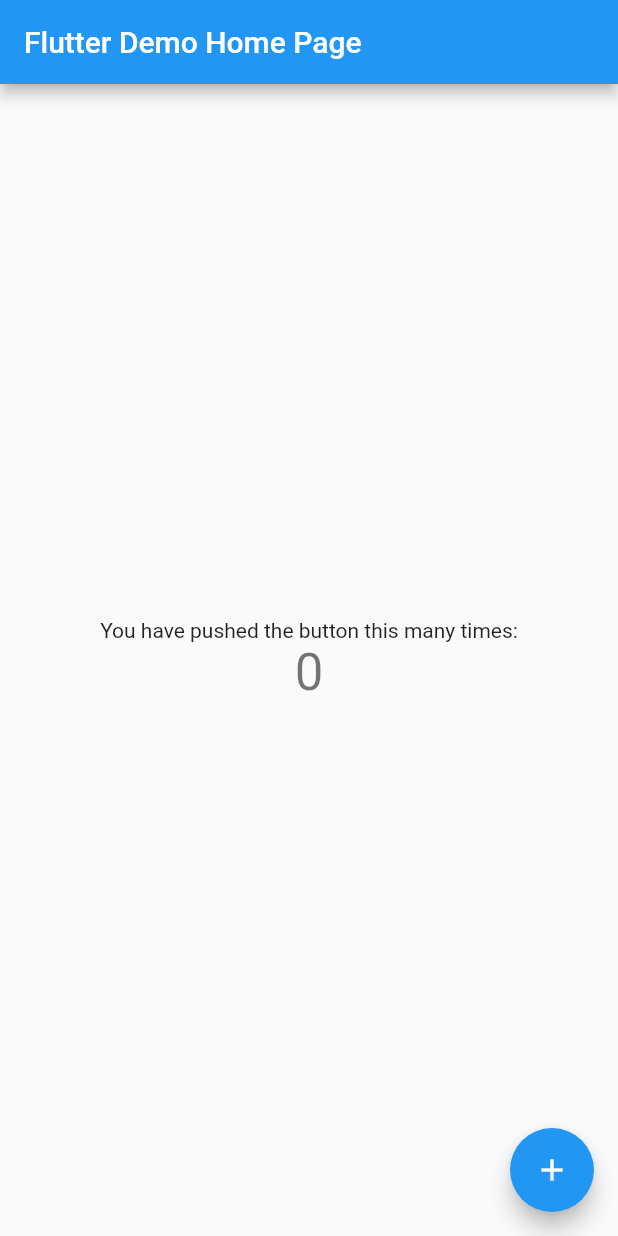
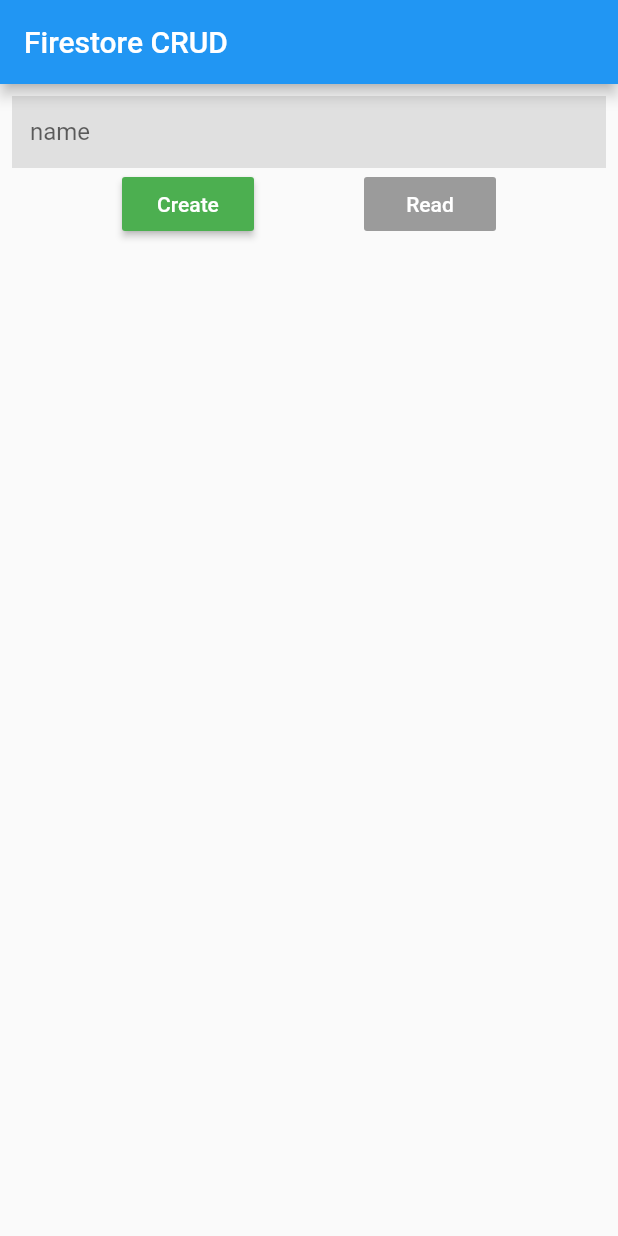
Before and after one commit to earth1168/FlutterFirebaseCRUD, a Flutter app: the screen it shows after launch, on a phone screen of 412 x 824 dp. Run offline on Flutter 3.47's test engine with Material 2 defaults, Android fonts, the phone set to English and light mode, and no system bars; our stand-ins replace cloud_firestore; accounts and stored records are empty.

Commit message:
update code

```diff
--- /dev/null
+++ b/flutterfirestorecrud/lib/home.dart
@@ -0,0 +1,158 @@
+import 'dart:math';
+
+import 'package:flutter/material.dart';
+import 'package:cloud_firestore/cloud_firestore.dart';
+
+class FirestoreCRUDPage extends StatefulWidget {
+  @override
+  FirestoreCRUDPageState createState() {
+    return FirestoreCRUDPageState();
+  }
+}
+
+class FirestoreCRUDPageState extends State<FirestoreCRUDPage> {
+  String id;
+  final db = Firestore.instance;
+  final _formKey = GlobalKey<FormState>();
+  String name;
+
+  Card buildItem(DocumentSnapshot doc) {
+    return Card(
+      child: Padding(
+        padding: const EdgeInsets.all(8.0),
+        child: Column(
+          crossAxisAlignment: CrossAxisAlignment.start,
+          children: <Widget>[
+            Text(
+              'name: ${doc.data['name']}',
+              style: TextStyle(fontSize: 24),
+            ),
+            Text(
+              'todo: ${doc.data['todo']}',
+              style: TextStyle(fontSize: 20),
+            ),
+            SizedBox(height: 12),
+            Row(
+              mainAxisAlignment: MainAxisAlignment.end,
+              children: <Widget>[
+                FlatButton(
+                  onPressed: () => updateData(doc),
+                  child: Text('Update todo', style: TextStyle(color: Colors.white)),
+                  color: Colors.green,
+                ),
+                SizedBox(width: 8),
+                FlatButton(
+                  onPressed: () => deleteData(doc),
+                  child: Text('Delete'),
+                ),
+              ],
+            )
+          ],
+        ),
+      ),
+    );
+  }
+
+  TextFormField buildTextFormField() {
+    return TextFormField(
+      decoration: InputDecoration(
+        border: InputBorder.none,
+        hintText: 'name',
+        fillColor: Colors.grey[300],
+        filled: true,
+      ),
+      validator: (value) {
+        if (value.isEmpty) {
+          return 'Please enter some text';
+        }
+      },
+      onSaved: (value) => name = value,
+    );
+  }
+
+  @override
+  Widget build(BuildContext context) {
+    return Scaffold(
+      appBar: AppBar(
+        title: Text('Firestore CRUD'),
+      ),
+      body: ListView(
+        padding: EdgeInsets.all(8),
+        children: <Widget>[
+          Form(
+            key: _formKey,
+            child: buildTextFormField(),
+          ),
+          Row(
+            mainAxisAlignment: MainAxisAlignment.spaceEvenly,
+            children: <Widget>[
+              RaisedButton(
+                onPressed: createData,
+                child: Text('Create', style: TextStyle(color: Colors.white)),
+                color: Colors.green,
+              ),
+              RaisedButton(
+                onPressed: id != null ? readData : null,
+                child: Text('Read', style: TextStyle(color: Colors.white)),
+                color: Colors.blue,
+              ),
+            ],
+          ),
+          StreamBuilder<QuerySnapshot>(
+            stream: db.collection('CRUD').snapshots(),
+            builder: (context, snapshot) {
+              if (snapshot.hasData) {
+                return Column(children: snapshot.data.documents.map((doc) => buildItem(doc)).toList());
+              } else {
+                return SizedBox();
+              }
+            },
+          )
+        ],
+      ),
+    );
+  }
+
+  void createData() async {
+    if (_formKey.currentState.validate()) {
+      _formKey.currentState.save();
+      DocumentReference ref = await db.collection('CRUD').add({'name': '$name 😎', 'todo': randomTodo()});
+      setState(() => id = ref.documentID);
+      print(ref.documentID);
+    }
+  }
+
+  void readData() async {
+    DocumentSnapshot snapshot = await db.collection('CRUD').document(id).get();
+    print(snapshot.data['name']);
+  }
+
+  void updateData(DocumentSnapshot doc) async {
+    await db.collection('CRUD').document(doc.documentID).updateData({'todo': 'please 🤫'});
+  }
+
+  void deleteData(DocumentSnapshot doc) async {
+    await db.collection('CRUD').document(doc.documentID).delete();
+    setState(() => id = null);
+  }
+
+  String randomTodo() {
+    final randomNumber = Random().nextInt(4);
+    String todo;
+    switch (randomNumber) {
+      case 1:
+        todo = 'Like and subscribe 💩';
+        break;
+      case 2:
+        todo = 'Twitter @robertbrunhage 🤣';
+        break;
+      case 3:
+        todo = 'Patreon in the description 🤗';
+        break;
+      default:
+        todo = 'Leave a comment 🤓';
+        break;
+    }
+    return todo;
+  }
+}
--- a/flutterfirestorecrud/lib/main.dart
+++ b/flutterfirestorecrud/lib/main.dart
@@ -1,3 +1,4 @@
+import 'package:flutterfirestorecrud/home.dart';
 import 'package:flutter/material.dart';
 
 void main() => runApp(MyApp());
@@ -7,105 +8,12 @@ class MyApp extends StatelessWidget {
   @override
   Widget build(BuildContext context) {
     return MaterialApp(
+      debugShowCheckedModeBanner: false,
       title: 'Flutter Demo',
       theme: ThemeData(
-        // This is the theme of your application.
-        //
-        // Try running your application with "flutter run". You'll see the
-        // application has a blue toolbar. Then, without quitting the app, try
-        // changing the primarySwatch below to Colors.green and then invoke
-        // "hot reload" (press "r" in the console where you ran "flutter run",
-        // or simply save your changes to "hot reload" in a Flutter IDE).
-        // Notice that the counter didn't reset back to zero; the application
-        // is not restarted.
         primarySwatch: Colors.blue,
       ),
-      home: MyHomePage(title: 'Flutter Demo Home Page'),
+      home: FirestoreCRUDPage(),
     );
   }
 }
-
-class MyHomePage extends StatefulWidget {
-  MyHomePage({Key key, this.title}) : super(key: key);
-
-  // This widget is the home page of your application. It is stateful, meaning
-  // that it has a State object (defined below) that contains fields that affect
-  // how it looks.
-
-  // This class is the configuration for the state. It holds the values (in this
-  // case the title) provided by the parent (in this case the App widget) and
-  // used by the build method of the State. Fields in a Widget subclass are
-  // always marked "final".
-
-  final String title;
-
-  @override
-  _MyHomePageState createState() => _MyHomePageState();
-}
-
-class _MyHomePageState extends State<MyHomePage> {
-  int _counter = 0;
-
-  void _incrementCounter() {
-    setState(() {
-      // This call to setState tells the Flutter framework that something has
-      // changed in this State, which causes it to rerun the build method below
-      // so that the display can reflect the updated values. If we changed
-      // _counter without calling setState(), then the build method would not be
-      // called again, and so nothing would appear to happen.
-      _counter++;
-    });
-  }
-
-  @override
-  Widget build(BuildContext context) {
-    // This method is rerun every time setState is called, for instance as done
-    // by the _incrementCounter method above.
-    //
-    // The Flutter framework has been optimized to make rerunning build methods
-    // fast, so that you can just rebuild anything that needs updating rather
-    // than having to individually change instances of widgets.
-    return Scaffold(
-      appBar: AppBar(
-        // Here we take the value from the MyHomePage object that was created by
-        // the App.build method, and use it to set our appbar title.
-        title: Text(widget.title),
-      ),
-      body: Center(
-        // Center is a layout widget. It takes a single child and positions it
-        // in the middle of the parent.
-        child: Column(
-          // Column is also a layout widget. It takes a list of children and
-          // arranges them vertically. By default, it sizes itself to fit its
-          // children horizontally, and tries to be as tall as its parent.
-          //
-          // Invoke "debug painting" (press "p" in the console, choose the
-          // "Toggle Debug Paint" action from the Flutter Inspector in Android
-          // Studio, or the "Toggle Debug Paint" command in Visual Studio Code)
-          // to see the wireframe for each widget.
-          //
-          // Column has various properties to control how it sizes itself and
-          // how it positions its children. Here we use mainAxisAlignment to
-          // center the children vertically; the main axis here is the vertical
-          // axis because Columns are vertical (the cross axis would be
-          // horizontal).
-          mainAxisAlignment: MainAxisAlignment.center,
-          children: <Widget>[
-            Text(
-              'You have pushed the button this many times:',
-            ),
-            Text(
-              '$_counter',
-              style: Theme.of(context).textTheme.display1,
-            ),
-          ],
-        ),
-      ),
-      floatingActionButton: FloatingActionButton(
-        onPressed: _incrementCounter,
-        tooltip: 'Increment',
-        child: Icon(Icons.add),
-      ), // This trailing comma makes auto-formatting nicer for build methods.
-    );
-  }
-}
--- a/flutterfirestorecrud/pubspec.yaml
+++ b/flutterfirestorecrud/pubspec.yaml
@@ -23,6 +23,7 @@ dependencies:
   # The following adds the Cupertino Icons font to your application.
   # Use with the CupertinoIcons class for iOS style icons.
   cupertino_icons: ^0.1.2
+  cloud_firestore: ^0.9.0
 
 dev_dependencies:
   flutter_test:
```
Also changed, not shown: flutterfirestorecrud/pubspec.lock, 4 other files.
